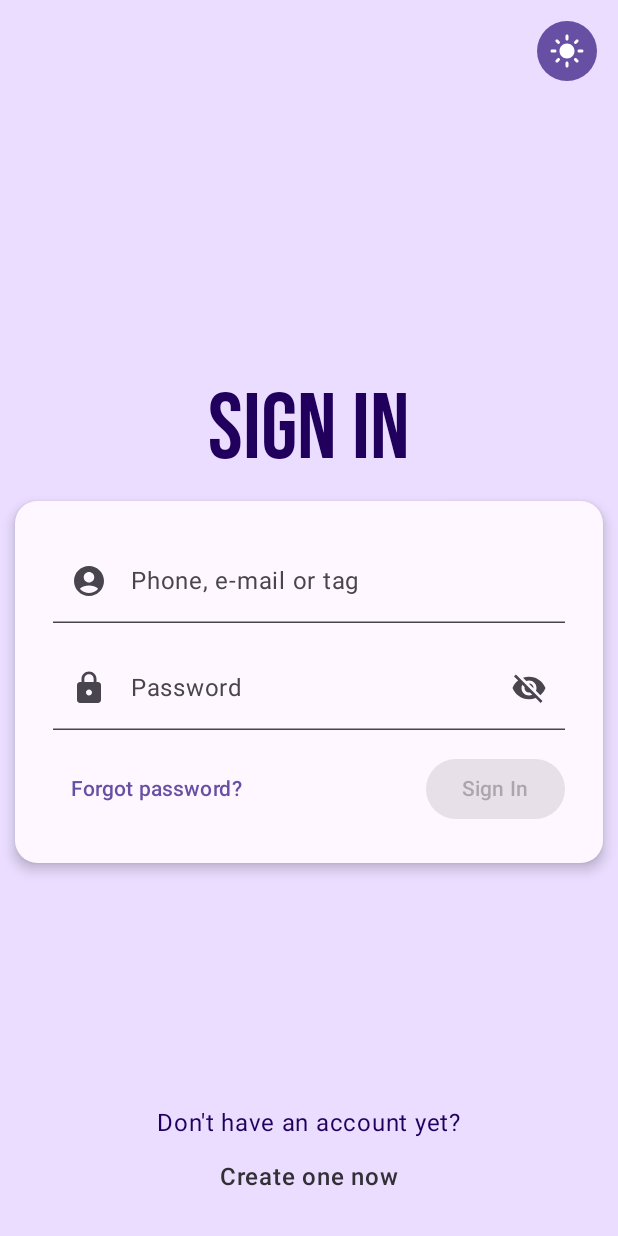
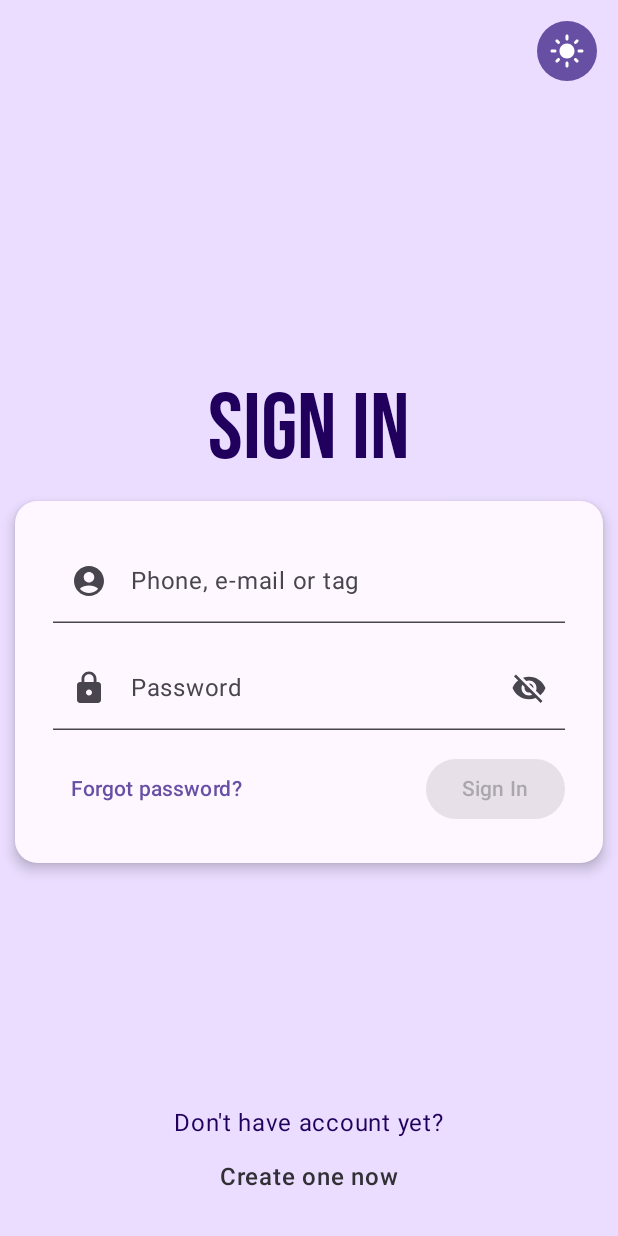
Before and after one commit to rChaoz/bankar, an Android app built with Jetpack Compose: the screen it shows after launch (MainActivity), on a phone screen of 412 x 824 dp. Run offline under Robolectric (Android 15) with nearby library versions, the phone set to English and light mode, and no system bars.

Commit message:
front: Replace hard-coded strings with R.string

```diff
--- a/frontend/src/main/java/ro/bankar/app/ui/LoginScreen.kt
+++ b/frontend/src/main/java/ro/bankar/app/ui/LoginScreen.kt
@@ -1,6 +1,5 @@
 package ro.bankar.app.ui
 
-import android.util.Log
 import androidx.activity.compose.BackHandler
 import androidx.compose.animation.animateContentSize
 import androidx.compose.foundation.ExperimentalFoundationApi
@@ -42,6 +41,7 @@ import androidx.compose.ui.focus.FocusRequester
 import androidx.compose.ui.focus.focusRequester
 import androidx.compose.ui.platform.LocalFocusManager
 import androidx.compose.ui.res.painterResource
+import androidx.compose.ui.res.stringResource
 import androidx.compose.ui.text.font.FontWeight
 import androidx.compose.ui.text.input.ImeAction
 import androidx.compose.ui.text.input.KeyboardType
@@ -85,7 +85,7 @@ fun LoginScreen() {
                     .align(Alignment.Center),
             ) {
                 Text(
-                    "Sign In",
+                    stringResource(R.string.sign_in),
                     style = MaterialTheme.typography.displayLarge,
                     modifier = Modifier.align(Alignment.CenterHorizontally)
                 )
@@ -128,11 +128,11 @@ fun LoginScreen() {
                 horizontalAlignment = Alignment.CenterHorizontally
             ) {
                 Text(
-                    text = "Don't have an account yet?",
+                    text = stringResource(R.string.dont_have_account_yet),
                 )
                 TextButton(onClick = {}) {
                     Text(
-                        text = "Create one now",
+                        text = stringResource(R.string.create_one_now),
                         style = MaterialTheme.typography.bodyLarge,
                         fontWeight = FontWeight.Medium,
                         color = MaterialTheme.colorScheme.inverseSurface,
@@ -154,8 +154,6 @@ class InitialLoginModel : ViewModel() {
         try {
             delay(3.seconds)
             onStepComplete()
-        } catch (e: Exception) {
-            Log.d("BanKAR", "login: a crapat")
         } finally {
             loading = false
         }
@@ -179,11 +177,11 @@ private fun InitialLoginStep(onStepComplete: () -> Unit) {
                 singleLine = true,
                 shape = RoundedCornerShape(topStart = 10.dp, topEnd = 10.dp),
                 modifier = Modifier.fillMaxWidth(),
-                leadingIcon = { Icon(Icons.Default.AccountCircle, "Account ID") },
+                leadingIcon = { Icon(Icons.Default.AccountCircle, stringResource(R.string.phone_email_tag)) },
                 value = model.username,
                 onValueChange = { model.username = it },
                 label = {
-                    Text(text = "Phone, e-mail or tag")
+                    Text(text = stringResource(R.string.phone_email_tag))
                 },
                 keyboardOptions = KeyboardOptions(imeAction = ImeAction.Next, keyboardType = KeyboardType.Email),
             )
@@ -193,7 +191,7 @@ private fun InitialLoginStep(onStepComplete: () -> Unit) {
                 singleLine = true,
                 shape = RoundedCornerShape(topStart = 10.dp, topEnd = 10.dp),
                 modifier = Modifier.fillMaxWidth(),
-                leadingIcon = { Icon(Icons.Default.Lock, "Account password") },
+                leadingIcon = { Icon(Icons.Default.Lock, stringResource(R.string.password)) },
                 trailingIcon = {
                     IconButton(onClick = { showPassword = !showPassword }) {
                         Icon(
@@ -201,7 +199,7 @@ private fun InitialLoginStep(onStepComplete: () -> Unit) {
                                 if (showPassword) R.drawable.baseline_visibility_24
                                 else R.drawable.baseline_visibility_off_24
                             ),
-                            "Show password"
+                            stringResource(R.string.show_password)
                         )
                     }
                 },
@@ -209,7 +207,7 @@ private fun InitialLoginStep(onStepComplete: () -> Unit) {
                 value = model.password,
                 onValueChange = { model.password = it },
                 label = {
-                    Text(text = "Password")
+                    Text(text = stringResource(R.string.password))
                 },
                 keyboardOptions = KeyboardOptions(autoCorrect = false, keyboardType = KeyboardType.Password),
                 keyboardActions = KeyboardActions(onDone = { model.login(onStepComplete, focusManager) })
@@ -220,13 +218,13 @@ private fun InitialLoginStep(onStepComplete: () -> Unit) {
                 verticalAlignment = Alignment.CenterVertically,
             ) {
                 TextButton(onClick = {}) {
-                    Text(text = "Forgot password?")
+                    Text(text = stringResource(R.string.forgot_password))
                 }
                 Button(
                     enabled = model.username.isNotEmpty() && model.password.isNotEmpty() && !model.loading,
                     onClick = { model.login(onStepComplete, focusManager) },
                 ) {
-                    Text(text = "Sign In")
+                    Text(text = stringResource(R.string.sign_in))
                 }
             }
         }
@@ -250,14 +248,14 @@ private fun FinalLoginStep(onGoBack: () -> Unit) {
         modifier = Modifier.padding(25.dp),
         verticalArrangement = Arrangement.spacedBy(15.dp)
     ) {
-        Text(text = "A 6-digit verification code has been sent to your mobile phone.\nPlease enter the code below:")
+        Text(text = stringResource(R.string.six_digit_code_sent))
         TextField(
             singleLine = true,
             shape = RoundedCornerShape(topStart = 10.dp, topEnd = 10.dp),
             modifier = Modifier
                 .fillMaxWidth()
                 .focusRequester(focusRequester),
-            leadingIcon = { Icon(Icons.Default.Lock, "Account ID") },
+            leadingIcon = { Icon(Icons.Default.Lock, stringResource(R.string.code)) },
             keyboardOptions = KeyboardOptions(keyboardType = KeyboardType.Number),
             value = code,
             placeholder = { Text("123456") },
@@ -268,7 +266,7 @@ private fun FinalLoginStep(onGoBack: () -> Unit) {
             onClick = {},
             modifier = Modifier.align(Alignment.End)
         ) {
-            Text(text = "Confirm")
+            Text(text = stringResource(R.string.confirm))
         }
     }
 }
--- a/frontend/src/main/res/values/strings.xml
+++ b/frontend/src/main/res/values/strings.xml
@@ -1,3 +1,13 @@
 <resources>
-    <string name="app_name">BanKAR</string>
+    <string name="app_name" translatable="false">BanKAR</string>
+    <string name="sign_in">Sign In</string>
+    <string name="dont_have_account_yet">Don\'t have account yet?</string>
+    <string name="create_one_now">Create one now</string>
+    <string name="phone_email_tag">Phone, e-mail or tag</string>
+    <string name="password">Password</string>
+    <string name="show_password">Show password</string>
+    <string name="forgot_password">Forgot password?</string>
+    <string name="six_digit_code_sent">A 6-digit verification code has been sent to your mobile phone via SMS.\nPlease enter the code below:</string>
+    <string name="code">Code</string>
+    <string name="confirm">Confirm</string>
 </resources>
```
Also changed, not shown: 1 other file.
